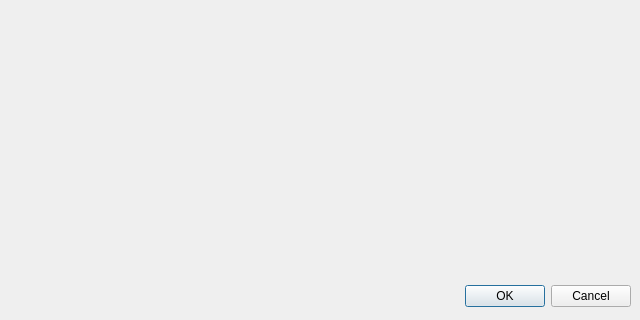
Above: newdownloaddialog.ui from stoic1979/DownloadManager before the change; both pictures show x 0 to 640 and y 160 to 480 of the 640 by 480 pixel window. Below: the same form after it.
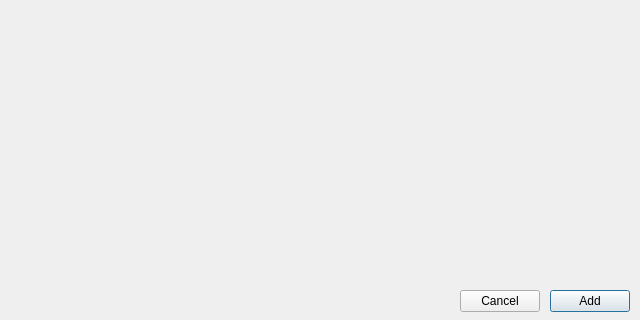
That is the form after the change.

Commit message: ui changes and event handlers

Diff of the .ui file:
```diff
--- a/newdownloaddialog.ui
+++ b/newdownloaddialog.ui
@@ -13,20 +13,30 @@
   <property name="windowTitle">
    <string>Add New Download</string>
   </property>
-  <widget class="QDialogButtonBox" name="buttonBox">
+  <widget class="QPushButton" name="btnAddDownload">
    <property name="geometry">
     <rect>
-     <x>10</x>
-     <y>440</y>
-     <width>621</width>
-     <height>32</height>
+     <x>550</x>
+     <y>450</y>
+     <width>80</width>
+     <height>22</height>
     </rect>
    </property>
-   <property name="orientation">
-    <enum>Qt::Horizontal</enum>
+   <property name="text">
+    <string>Add</string>
    </property>
-   <property name="standardButtons">
-    <set>QDialogButtonBox::Cancel|QDialogButtonBox::Ok</set>
+  </widget>
+  <widget class="QPushButton" name="btnCancelDownload">
+   <property name="geometry">
+    <rect>
+     <x>460</x>
+     <y>450</y>
+     <width>80</width>
+     <height>22</height>
+    </rect>
+   </property>
+   <property name="text">
+    <string>Cancel</string>
    </property>
   </widget>
  </widget>
```
Left out of the diff: 35 changed lines with no effect on the pictures. The commit also changes 3 other files.
